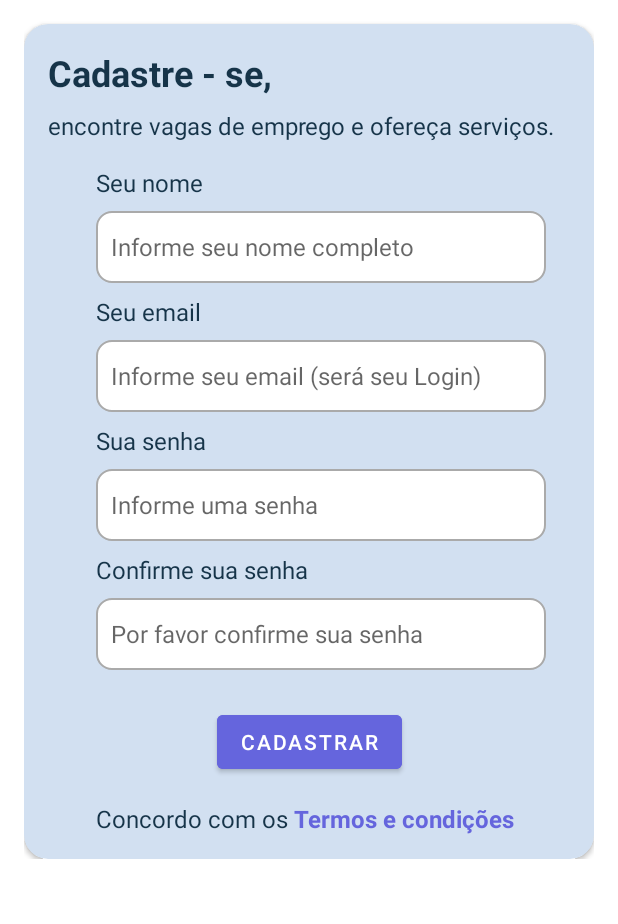
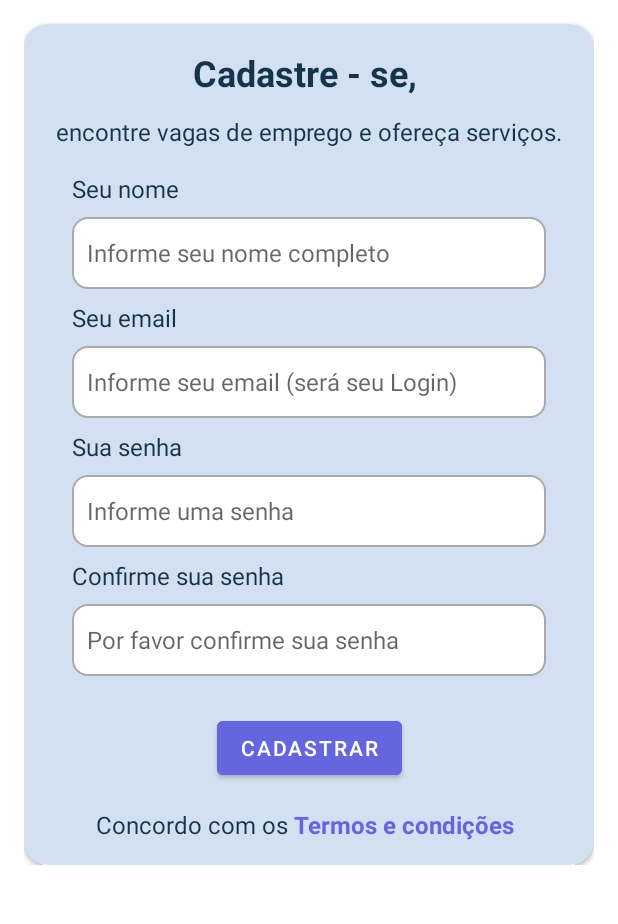
Before and after one commit to Felipeecp/JobsApp, an Android app: the CadastroActivity screen opened directly, with no data from a screen before it, on a phone screen of 412 x 824 dp, the part 217-1141 px from its top. Run offline under Robolectric (Android 15) with nearby library versions, the phone set to English and light mode, and no system bars; our stand-ins replace Firebase (no records; nobody signed in at launch, a user with empty details on screens opened directly).

Commit message:
Adicionando detalhes finais

```diff
--- a/app/src/main/java/com/luiz/jobsapp/activity/HomeActivity.java
+++ b/app/src/main/java/com/luiz/jobsapp/activity/HomeActivity.java
@@ -229,6 +229,7 @@ public class HomeActivity extends AppCompatActivity {
             case R.id.menu_home_sair:
                 autenticacao.signOut();
                 invalidateOptionsMenu();
+                startActivity(new Intent(HomeActivity.this, LoginActivity.class));
                 break;
         }
 
--- a/app/src/main/res/layout/activity_cadastro.xml
+++ b/app/src/main/res/layout/activity_cadastro.xml
@@ -8,9 +8,7 @@
     android:layout_height="match_parent"
     >
 
-    <androidx.constraintlayout.widget.ConstraintLayout xmlns:android="http://schemas.android.com/apk/res/android"
-        xmlns:app="http://schemas.android.com/apk/res-auto"
-        xmlns:tools="http://schemas.android.com/tools"
+    <androidx.constraintlayout.widget.ConstraintLayout
         android:id="@+id/linearLayout2"
         android:layout_width="match_parent"
         android:layout_height="match_parent"
@@ -63,130 +61,153 @@
                     android:id="@+id/txtv_cadastro"
                     android:layout_width="wrap_content"
                     android:layout_height="wrap_content"
-                    android:layout_marginStart="16dp"
                     android:layout_marginTop="16dp"
                     android:text="Cadastre - se, "
                     android:textColor="@color/NileBlue"
                     android:textSize="24sp"
                     android:textStyle="bold"
+                    app:layout_constraintEnd_toEndOf="parent"
                     app:layout_constraintStart_toStartOf="parent"
                     app:layout_constraintTop_toTopOf="parent" />
 
+                <!-- CAMPOS DE PREENCHIMENTO (NOME, EMAIL, SENHA, CONFIRMA SENHA)  -->
+                <!-- NOME-->
                 <TextView
                     android:id="@+id/txtv_slogan"
                     android:layout_width="wrap_content"
                     android:layout_height="wrap_content"
-                    android:layout_marginTop="8dp"
+                    android:layout_marginTop="12dp"
                     android:text="encontre vagas de emprego e ofereça serviços."
                     android:textColor="@color/NileBlue"
                     android:textSize="16sp"
-                    app:layout_constraintStart_toStartOf="@+id/txtv_cadastro"
+                    app:layout_constraintEnd_toEndOf="parent"
+                    app:layout_constraintStart_toStartOf="parent"
                     app:layout_constraintTop_toBottomOf="@+id/txtv_cadastro" />
 
-                <!-- CAMPOS DE PREENCHIMENTO (NOME, EMAIL, SENHA, CONFIRMA SENHA)  -->
-                <!-- NOME-->
                 <TextView
                     android:id="@+id/txtv_seunome"
-                    android:layout_width="wrap_content"
+                    android:layout_width="match_parent"
                     android:layout_height="wrap_content"
                     android:layout_marginStart="32dp"
                     android:layout_marginTop="16dp"
+                    android:layout_marginEnd="32dp"
                     android:text="Seu nome"
                     android:textColor="@color/NileBlue"
                     android:textSize="16sp"
+                    app:layout_constraintEnd_toEndOf="@+id/txtv_slogan"
+                    app:layout_constraintHorizontal_bias="0.0"
                     app:layout_constraintStart_toStartOf="@+id/txtv_slogan"
                     app:layout_constraintTop_toBottomOf="@+id/txtv_slogan" />
 
                 <EditText
                     android:id="@+id/edt_cadastro_nome"
-                    android:layout_width="300dp"
+                    android:layout_width="0dp"
                     android:layout_height="wrap_content"
+                    android:layout_marginStart="32dp"
                     android:layout_marginTop="8dp"
+                    android:layout_marginEnd="32dp"
                     android:background="@drawable/bg_edit_text"
                     android:hint="Informe seu nome completo"
                     android:inputType="textPersonName"
                     android:minHeight="48dp"
                     android:padding="10dp"
                     android:textSize="16sp"
-                    app:layout_constraintStart_toStartOf="@+id/txtv_seunome"
+                    app:layout_constraintEnd_toEndOf="parent"
+                    app:layout_constraintStart_toStartOf="parent"
                     app:layout_constraintTop_toBottomOf="@+id/txtv_seunome" />
 
                 <!-- EMAIL -->
                 <TextView
                     android:id="@+id/txtv_seuemail"
-                    android:layout_width="wrap_content"
+                    android:layout_width="match_parent"
                     android:layout_height="wrap_content"
+                    android:layout_marginStart="32dp"
+                    android:layout_marginEnd="32dp"
                     android:layout_marginTop="8dp"
                     android:text="Seu email"
                     android:textColor="@color/NileBlue"
                     android:textSize="16sp"
-                    app:layout_constraintStart_toStartOf="@+id/edt_cadastro_nome"
+                    app:layout_constraintEnd_toEndOf="parent"
+                    app:layout_constraintStart_toStartOf="parent"
                     app:layout_constraintTop_toBottomOf="@+id/edt_cadastro_nome" />
 
                 <EditText
                     android:id="@+id/edt_cadastro_email"
-                    android:layout_width="300dp"
+                    android:layout_width="0dp"
                     android:layout_height="wrap_content"
                     android:layout_marginTop="8dp"
+                    android:layout_marginStart="32dp"
+                    android:layout_marginEnd="32dp"
                     android:background="@drawable/bg_edit_text"
                     android:hint="Informe seu email (será seu Login)"
                     android:inputType="textEmailAddress"
                     android:minHeight="48dp"
                     android:padding="10dp"
                     android:textSize="16sp"
-                    app:layout_constraintStart_toStartOf="@+id/txtv_seuemail"
+                    app:layout_constraintEnd_toEndOf="parent"
+                    app:layout_constraintStart_toStartOf="parent"
                     app:layout_constraintTop_toBottomOf="@+id/txtv_seuemail" />
 
                 <!-- SENHA -->
                 <TextView
                     android:id="@+id/txtv_suasenha"
-                    android:layout_width="wrap_content"
+                    android:layout_width="match_parent"
                     android:layout_height="wrap_content"
+                    android:layout_marginTop="8dp"
+                    android:layout_marginStart="32dp"
+                    android:layout_marginEnd="32dp"
                     android:text="Sua senha"
                     android:textColor="@color/NileBlue"
                     android:textSize="16sp"
-                    android:layout_marginTop="8dp"
-                    app:layout_constraintStart_toStartOf="@+id/edt_cadastro_email"
+                    app:layout_constraintStart_toStartOf="parent"
                     app:layout_constraintTop_toBottomOf="@+id/edt_cadastro_email" />
 
                 <EditText
                     android:id="@+id/edt_senha"
-                    android:layout_width="300dp"
+                    android:layout_width="0dp"
                     android:layout_height="wrap_content"
                     android:layout_marginTop="8dp"
+                    android:layout_marginStart="32dp"
+                    android:layout_marginEnd="32dp"
                     android:background="@drawable/bg_edit_text"
                     android:hint="Informe uma senha"
                     android:inputType="textPassword"
                     android:minHeight="48dp"
                     android:padding="10dp"
                     android:textSize="16sp"
-                    app:layout_constraintStart_toStartOf="@+id/txtv_suasenha"
+                    app:layout_constraintEnd_toEndOf="parent"
+                    app:layout_constraintStart_toStartOf="parent"
                     app:layout_constraintTop_toBottomOf="@+id/txtv_suasenha" />
 
                 <!-- CONFIRMA SENHA -->
                 <TextView
                     android:id="@+id/txtv_confirmasenha"
-                    android:layout_width="wrap_content"
+                    android:layout_width="match_parent"
                     android:layout_height="wrap_content"
+                    android:layout_marginStart="32dp"
+                    android:layout_marginEnd="32dp"
+                    android:layout_marginTop="8dp"
                     android:text="Confirme sua senha"
                     android:textColor="@color/NileBlue"
                     android:textSize="16sp"
-                    android:layout_marginTop="8dp"
-                    app:layout_constraintStart_toStartOf="@+id/edt_senha"
+                    app:layout_constraintStart_toStartOf="parent"
                     app:layout_constraintTop_toBottomOf="@+id/edt_senha" />
 
                 <EditText
                     android:id="@+id/edt_cadastro_senha"
-                    android:layout_width="300dp"
+                    android:layout_width="0dp"
                     android:layout_height="wrap_content"
                     android:layout_marginTop="8dp"
+                    android:layout_marginStart="32dp"
+                    android:layout_marginEnd="32dp"
                     android:background="@drawable/bg_edit_text"
                     android:hint="Por favor confirme sua senha"
                     android:inputType="textPassword"
                     android:minHeight="48dp"
                     android:padding="10dp"
                     android:textSize="16sp"
-                    app:layout_constraintStart_toStartOf="@+id/txtv_confirmasenha"
+                    app:layout_constraintEnd_toEndOf="parent"
+                    app:layout_constraintStart_toStartOf="parent"
                     app:layout_constraintTop_toBottomOf="@+id/txtv_confirmasenha" />
                 <!--FIM CAMPOS DE PREENCHIMENTO-->
 
--- a/app/src/main/res/layout/activity_home.xml
+++ b/app/src/main/res/layout/activity_home.xml
@@ -11,7 +11,7 @@
 
 <androidx.constraintlayout.widget.ConstraintLayout
     android:layout_width="match_parent"
-    android:layout_height="match_parent"
+    android:layout_height="wrap_content"
     android:background="@color/LinkWater"
     tools:context=".activity.HomeActivity">
 
@@ -81,9 +81,8 @@
 
     <androidx.recyclerview.widget.RecyclerView
         android:id="@+id/rv_servicos"
-        android:layout_width="wrap_content"
+        android:layout_width="0dp"
         android:layout_height="wrap_content"
-        android:layout_margin="16dp"
         android:layout_marginTop="6dp"
         android:orientation="vertical"
         app:layoutManager="androidx.recyclerview.widget.LinearLayoutManager"
--- a/app/src/main/res/layout/content_minhas_ofertas.xml
+++ b/app/src/main/res/layout/content_minhas_ofertas.xml
@@ -11,7 +11,6 @@
         android:id="@+id/rv_minhas_ofertas"
         android:layout_width="match_parent"
         android:layout_height="match_parent"
-        android:layout_margin="16dp"
         app:layout_constraintStart_toStartOf="parent"
         app:layout_constraintEnd_toEndOf="parent"
         app:layout_constraintBottom_toBottomOf="parent"
--- a/app/src/main/res/values/strings.xml
+++ b/app/src/main/res/values/strings.xml
@@ -57,5 +57,9 @@
         <item>Reforma</item>
         <item>Design</item>
         <item>Todas</item>
+        <item>Educação</item>
+        <item>Programação</item>
+        <item>Motorista</item>
+        <item>Serviço Doméstico</item>
     </string-array>
 </resources>
```
Also changed, not shown: app/src/main/java/com/luiz/jobsapp/activity/CadastroDadosPerfilActivity.java (+7 -1 lines), app/src/main/java/com/luiz/jobsapp/activity/PerfilActivity.java (+40 -28 lines), app/src/main/java/com/luiz/jobsapp/model/Dados.java (deleted, +0 -62 lines), app/src/main/java/com/luiz/jobsapp/model/Usuario.java (+0 -54 lines), app/src/main/res/layout/item_servico.xml (+7 -6 lines).
